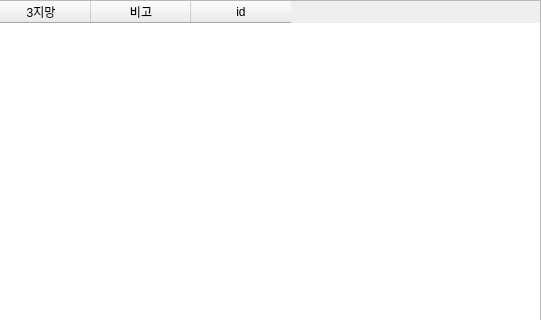
This is schooltable.ui in sjhan2781/py-transfer-tool as Qt 5 draws it before an edit; both pictures show x 710 to 1251 and y 0 to 320 of the 1251 by 625 pixel window. The edited form follows.
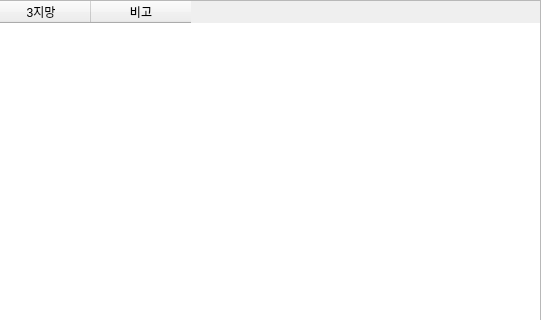
This is the edited form.

```diff
--- a/schooltable.ui
+++ b/schooltable.ui
@@ -100,11 +100,6 @@
        <string>비고</string>
       </property>
      </column>
-     <column>
-      <property name="text">
-       <string>id</string>
-      </property>
-     </column>
     </widget>
    </item>
   </layout>
```
Left out of the diff: 3 changed lines with no effect on the pictures.
